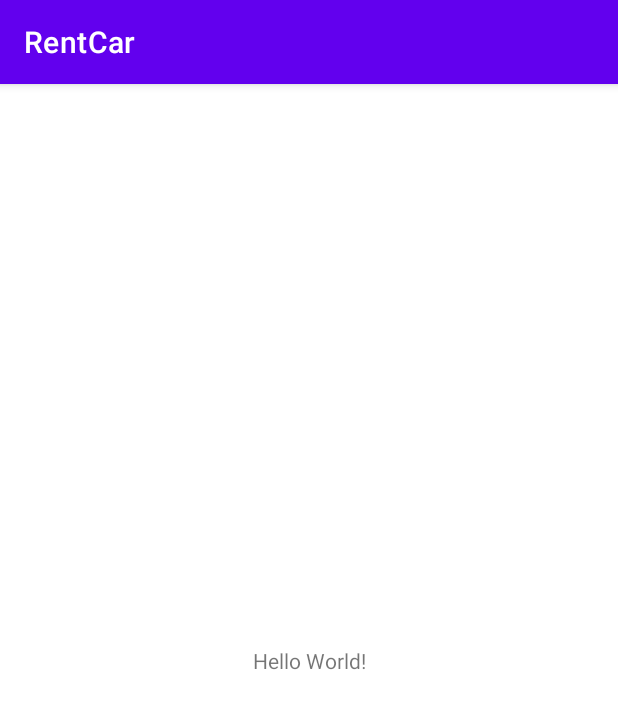
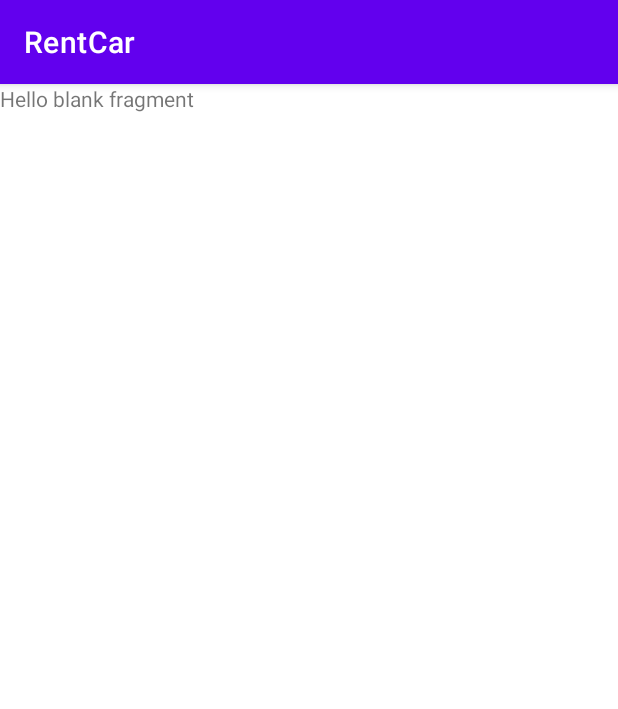
Before and after one commit to yamlakyam/Rent-A-Car, an Android app: the screen it shows after launch (MainActivity), on a phone screen of 412 x 824 dp. Shown: the top 709 px of the screen. Run offline under Robolectric (Android 15) with nearby library versions, the phone set to English and light mode, and no system bars.

Commit message:
added the navhost fragment to the activity

```diff
--- a/app/src/main/res/layout/activity_main.xml
+++ b/app/src/main/res/layout/activity_main.xml
@@ -6,13 +6,12 @@
     android:layout_height="match_parent"
     tools:context=".MainActivity">
 
-    <TextView
-        android:layout_width="wrap_content"
-        android:layout_height="wrap_content"
-        android:text="Hello World!"
-        app:layout_constraintBottom_toBottomOf="parent"
-        app:layout_constraintLeft_toLeftOf="parent"
-        app:layout_constraintRight_toRightOf="parent"
-        app:layout_constraintTop_toTopOf="parent" />
+    <androidx.fragment.app.FragmentContainerView
+        android:id="@+id/nav_container"
+        android:name="androidx.navigation.fragment.NavHostFragment"
+        android:layout_width="match_parent"
+        android:layout_height="match_parent"
+        app:defaultNavHost="true"
+        app:navGraph="@navigation/nav_graph" />
 
 </androidx.constraintlayout.widget.ConstraintLayout>
```
